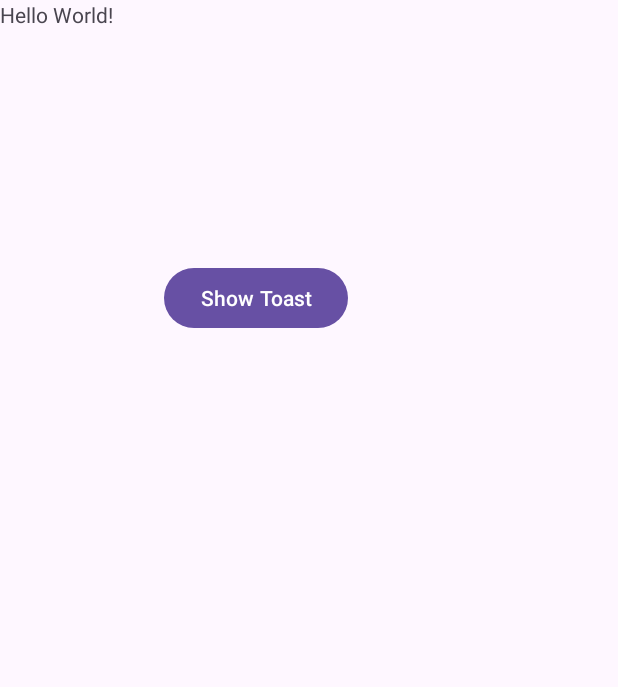
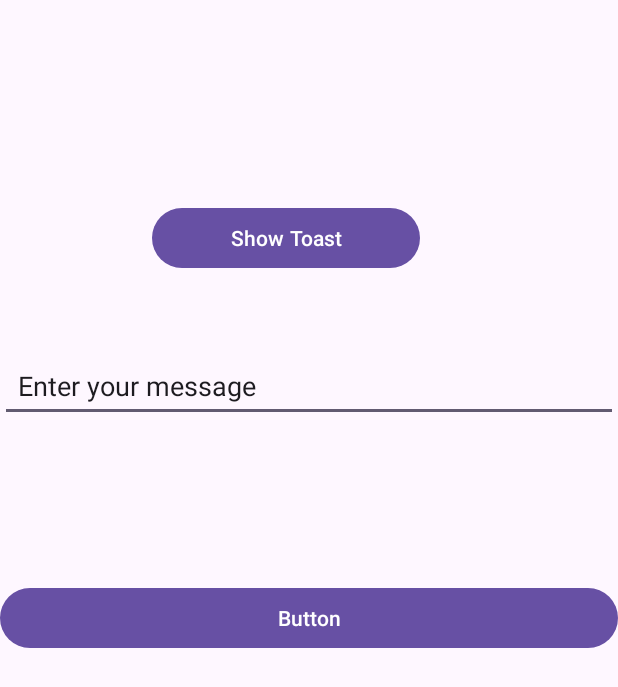
Before and after one commit to tem22dev/learn_kotlin, an Android app: the screen it shows after launch (MainActivity), on a phone screen of 412 x 824 dp. Shown: the top 687 px of the screen. Run offline under Robolectric (Android 15) with nearby library versions, the phone set to English and light mode, and no system bars.

Commit message:
Navigate between activities

```diff
--- a/app/src/main/AndroidManifest.xml
+++ b/app/src/main/AndroidManifest.xml
@@ -21,6 +21,8 @@
                 <category android:name="android.intent.category.LAUNCHER" />
             </intent-filter>
         </activity>
+
+        <activity android:name=".SecondActivity" />
     </application>
 
 </manifest>
--- a/app/src/main/java/com/example/myapplication/MainActivity.kt
+++ b/app/src/main/java/com/example/myapplication/MainActivity.kt
@@ -1,8 +1,10 @@
 package com.example.myapplication
 
+import android.content.Intent
 import android.os.Bundle
 import android.util.Log
 import android.widget.Button
+import android.widget.EditText
 import android.widget.Toast
 import androidx.activity.enableEdgeToEdge
 import androidx.appcompat.app.AppCompatActivity
@@ -12,7 +14,7 @@ import androidx.core.view.WindowInsetsCompat
 class MainActivity : AppCompatActivity() {
     override fun onCreate(savedInstanceState: Bundle?) {
         super.onCreate(savedInstanceState)
-        enableEdgeToEdge()
+        enableEdgeToEdge() //Loại bỏ thanh trạng thái và thanh điều hướng khỏi vùng layout.
         setContentView(R.layout.activity_main)
         ViewCompat.setOnApplyWindowInsetsListener(findViewById(R.id.main)) { v, insets ->
             val systemBars = insets.getInsets(WindowInsetsCompat.Type.systemBars())
@@ -21,9 +23,20 @@ class MainActivity : AppCompatActivity() {
         }
 
         val btnShowToast = findViewById<Button>(R.id.btnShowToast)
+        val btnSendMsgNestActivity = findViewById<Button>(R.id.btnSendMsgNestActivity)
+
+        val etUserMessage = findViewById<EditText>(R.id.etUserMessage)
+
         btnShowToast.setOnClickListener {
             Log.i("MainActivity", "Button was clicked !")
             Toast.makeText(this, "Button was click !", Toast.LENGTH_SHORT).show()
         }
+        btnSendMsgNestActivity.setOnClickListener {
+            val message: String = etUserMessage.text.toString()
+            Toast.makeText(this, message, Toast.LENGTH_SHORT).show()
+
+            val intent = Intent(this, SecondActivity::class.java)
+            startActivity(intent)
+        }
     }
 }
--- a/app/src/main/res/layout/activity_main.xml
+++ b/app/src/main/res/layout/activity_main.xml
@@ -8,23 +8,36 @@
     android:layout_height="match_parent"
     tools:context=".MainActivity">
 
-    <TextView
-        android:layout_width="wrap_content"
+    <Button
+        android:id="@+id/btnShowToast"
+        android:layout_width="177dp"
         android:layout_height="wrap_content"
-        android:text="Hello World!"
-        app:layout_constraintBottom_toBottomOf="parent"
-        app:layout_constraintEnd_toEndOf="parent"
-        app:layout_constraintStart_toStartOf="parent"
-        app:layout_constraintTop_toTopOf="parent" />
+        android:layout_alignParentStart="true"
+        android:layout_alignParentEnd="true"
+        android:layout_alignParentBottom="true"
+        android:layout_marginStart="101dp"
+        android:layout_marginEnd="132dp"
+        android:layout_marginBottom="641dp"
+        android:text="@string/show_toast" />
+
+    <EditText
+        android:id="@+id/etUserMessage"
+        android:layout_width="match_parent"
+        android:layout_height="48dp"
+        android:layout_alignParentTop="true"
+        android:layout_marginTop="233dp"
+        android:autofillHints="text"
+        android:ems="10"
+        android:hint="@string/message"
+        android:inputType="text"
+        android:padding="12dp"
+        android:text="@string/message" />
 
     <Button
-        android:id="@+id/btnShowToast"
-        android:layout_width="wrap_content"
+        android:id="@+id/btnSendMsgNestActivity"
+        android:text="@string/button"
+        android:layout_width="match_parent"
         android:layout_height="wrap_content"
-        android:layout_alignParentEnd="true"
-        android:layout_alignParentBottom="true"
-        android:layout_marginEnd="180dp"
-        android:layout_marginBottom="601dp"
-        android:text="Show Toast" />
+        android:layout_centerInParent="true" />
 
 </RelativeLayout>
--- a/app/src/main/res/values/strings.xml
+++ b/app/src/main/res/values/strings.xml
@@ -1,3 +1,6 @@
 <resources>
     <string name="app_name">MyApplication</string>
+    <string name="show_toast">Show Toast</string>
+    <string name="button">Button</string>
+    <string name="message">Enter your message</string>
 </resources>
```
Also changed, not shown: app/src/main/java/com/example/myapplication/SecondActivity.kt (added, +20 -0 lines), app/src/main/res/layout/activity_second.xml (added, +9 -0 lines).
